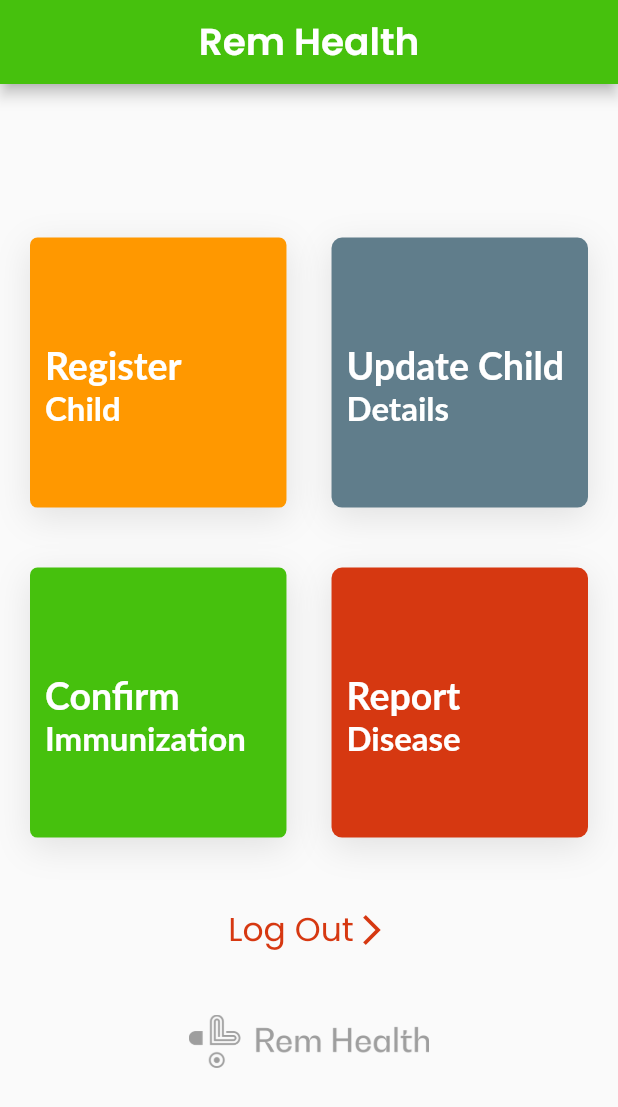
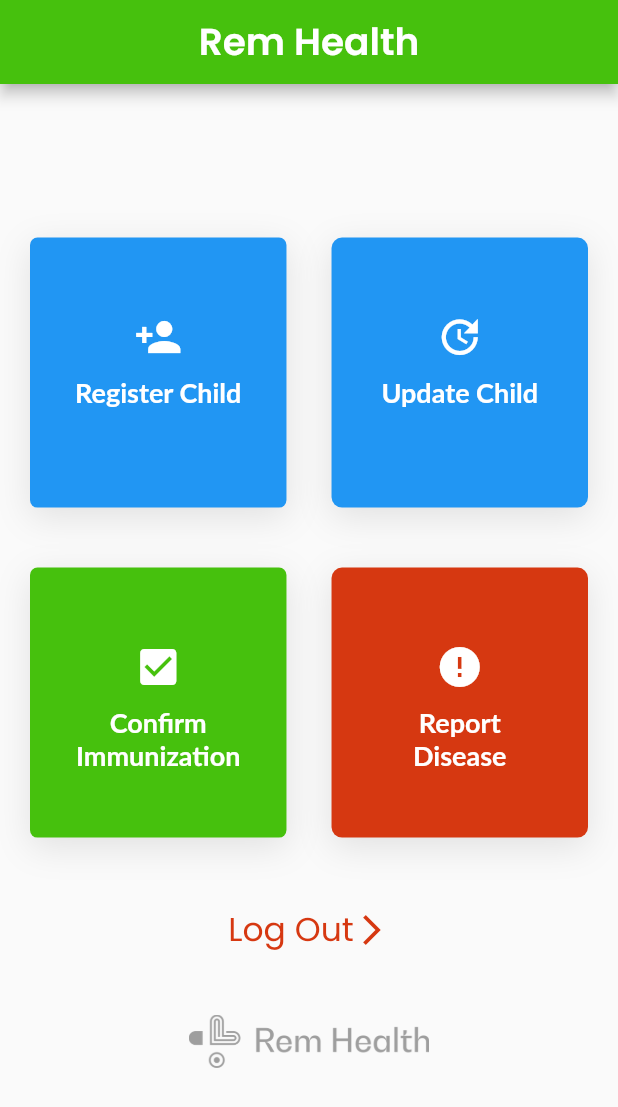
Before and after one commit to innovation-corner/RemHealth-Mobile-App, a Flutter app: the HomePage screen opened directly, on a phone screen of 412 x 824 dp. Shown: the top 1107 px of the screen. Run offline on Flutter 3.47's test engine with Material 2 defaults, Android fonts, the phone set to English and light mode, and no system bars; our stand-ins replace bloc, equatable, flutter_bloc, flutter_dotenv, location, shared_preferences; missing offline and left inert: barcode_scan, grouped_buttons; accounts and stored records are empty.

Commit message:
UI changes

```diff
--- a/lib/home_page.dart
+++ b/lib/home_page.dart
@@ -52,7 +52,7 @@ class _HomePageState extends State<HomePage> {
                         height: 180,
                         width: MediaQuery.of(context).size.width * 0.415,
                         decoration: BoxDecoration(
-                            color: Colors.orange,
+                            color: Colors.blue,
                             boxShadow: [
                               BoxShadow(
                                 color: Color.fromRGBO(0, 0, 0, 0.1),
@@ -64,8 +64,13 @@ class _HomePageState extends State<HomePage> {
                         child: Stack(
                           children: <Widget>[
                             MenuText(
-                              firstText: "Register",
-                              secondText: "Child",
+                              icon: Icon(
+                                Icons.person_add,
+                                color: RemColors.white,
+                                size: 32,
+                              ),
+                              firstText: "Register Child",
+                              secondText: "",
                               textColor: Colors.white,
                             )
                           ],
@@ -81,7 +86,7 @@ class _HomePageState extends State<HomePage> {
                         height: 180,
                         width: MediaQuery.of(context).size.width * 0.415,
                         decoration: BoxDecoration(
-                            color: Colors.blueGrey,
+                            color: Colors.blue,
                             boxShadow: [
                               BoxShadow(
                                 color: Color.fromRGBO(0, 0, 0, 0.1),
@@ -93,8 +98,13 @@ class _HomePageState extends State<HomePage> {
                         child: Stack(
                           children: <Widget>[
                             MenuText(
+                              icon: Icon(
+                                Icons.update,
+                                color: RemColors.white,
+                                size: 32,
+                              ),
                               firstText: "Update Child",
-                              secondText: "Details",
+                              secondText: "",
                               textColor: Colors.white,
                             )
                           ],
@@ -130,8 +140,13 @@ class _HomePageState extends State<HomePage> {
                         child: Stack(
                           children: <Widget>[
                             MenuText(
-                              firstText: "Confirm",
-                              secondText: "Immunization",
+                              icon: Icon(
+                                Icons.check_box,
+                                color: RemColors.white,
+                                size: 32,
+                              ),
+                              firstText: "Confirm Immunization",
+                              secondText: "",
                               textColor: Colors.white,
                             )
                           ],
@@ -159,8 +174,13 @@ class _HomePageState extends State<HomePage> {
                         child: Stack(
                           children: <Widget>[
                             MenuText(
-                              firstText: "Report",
-                              secondText: "Disease",
+                              icon: Icon(
+                                Icons.error,
+                                color: RemColors.white,
+                                size: 32,
+                              ),
+                              firstText: "Report Disease",
+                              secondText: "",
                               textColor: Colors.white,
                             )
                           ],
@@ -230,38 +250,47 @@ class MenuText extends StatelessWidget {
   final String firstText;
   final String secondText;
   final Color textColor;
+  final Icon icon;
 
-  const MenuText({Key key, this.firstText, this.secondText, this.textColor})
+  const MenuText(
+      {Key key, this.firstText, this.secondText, this.textColor, this.icon})
       : super(key: key);
 
   @override
   Widget build(BuildContext context) {
-    return Positioned(
-        top: 70,
-        left: 10,
-        child: Column(
-          crossAxisAlignment: CrossAxisAlignment.start,
-          children: <Widget>[
-            Text(
+    return Center(
+      child: Column(
+        crossAxisAlignment: CrossAxisAlignment.center,
+        children: <Widget>[
+          Container(margin: EdgeInsets.only(top: 50), child: icon),
+          Container(
+            margin: EdgeInsets.only(left: 25, right: 25),
+            padding: EdgeInsets.only(top: 10),
+            child: Text(
               firstText,
               textAlign: TextAlign.center,
               style: TextStyle(
                 fontFamily: "Lato",
                 color: textColor,
-                fontSize: 25,
+                fontSize: 18,
                 fontWeight: FontWeight.bold,
               ),
             ),
-            Text(
+          ),
+          Container(
+            margin: EdgeInsets.symmetric(horizontal: 10),
+            child: Text(
               secondText,
               textAlign: TextAlign.center,
               style: TextStyle(
                   fontFamily: "Lato",
                   color: textColor,
-                  fontSize: 22,
+                  fontSize: 18,
                   fontWeight: FontWeight.bold),
             ),
-          ],
-        ));
+          ),
+        ],
+      ),
+    );
   }
 }
```
